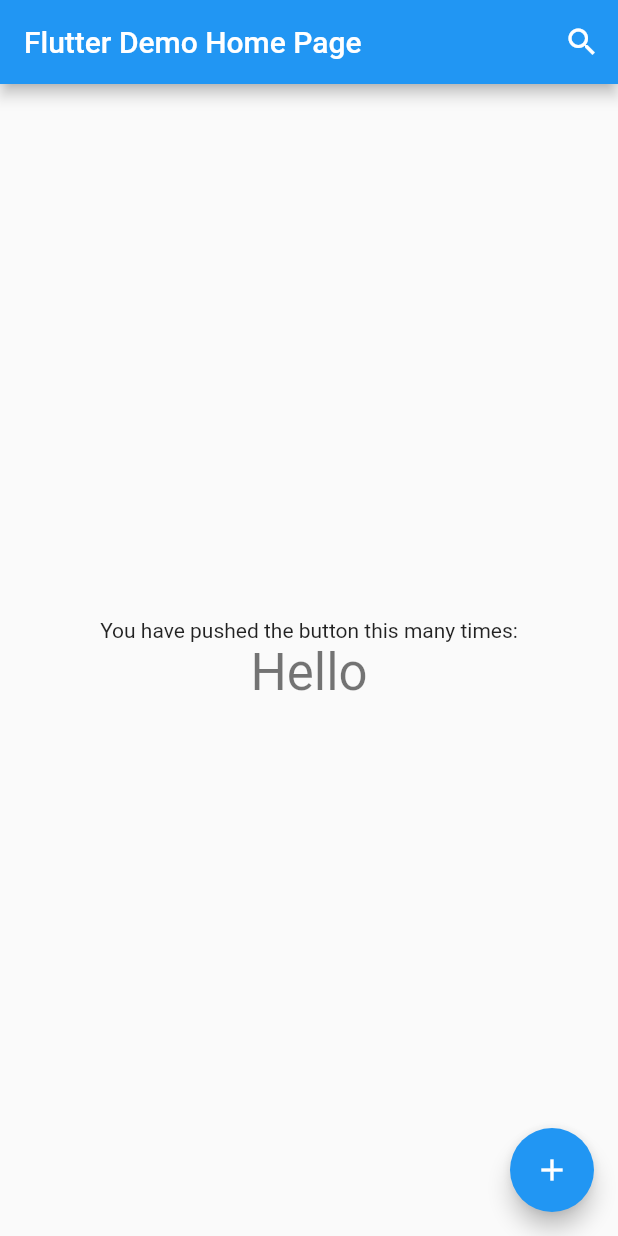
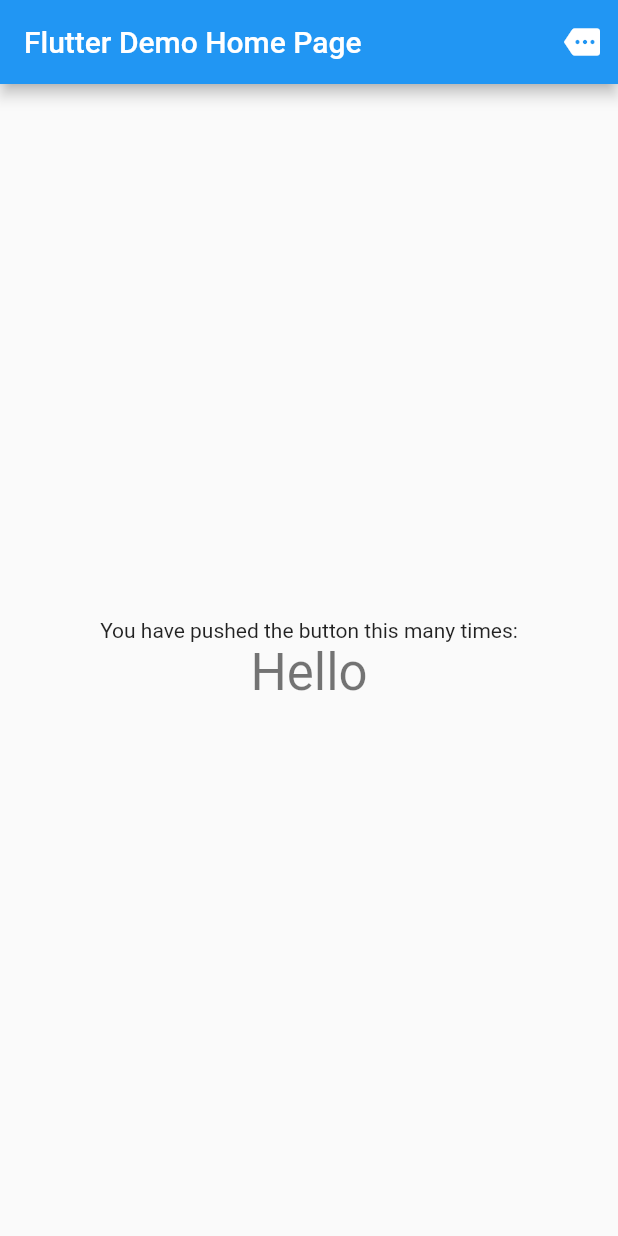
Before and after one commit to wxxedu/my_stackable_popup_menu, a Flutter app: the screen it shows after launch, on a phone screen of 412 x 824 dp. Run offline on Flutter 3.47's test engine with Material 2 defaults, Android fonts, the phone set to English and light mode, and no system bars; drawn by our look-alikes of flutter_platform_widgets; our stand-ins replace equatable, flutter_bloc, freezed_annotation, get_it, injectable; missing offline and left inert: measure_size.

Commit message:
mostly finished the app

```diff
--- a/example/lib/main.dart
+++ b/example/lib/main.dart
@@ -32,12 +32,6 @@ class MyHomePage extends StatefulWidget {
 }
 
 class _MyHomePageState extends State<MyHomePage> {
-  void pushNewWidget() {
-    myPush(
-      Text("Hi!"),
-    );
-  }
-
   @override
   Widget build(BuildContext context) {
     return MyPageWrapper(
@@ -47,10 +41,31 @@ class _MyHomePageState extends State<MyHomePage> {
           actions: [
             MyPopupIconButton(
               icon: const Icon(
-                Icons.search,
+                Icons.more,
                 color: Colors.white,
               ),
-              menuContent: const Text("Hello!"),
+              menuContent: MyPopupIconButton(
+                icon: const Icon(
+                  Icons.more,
+                  color: Colors.black,
+                ),
+                menuContent: MyPopupIconButton(
+                  icon: const Icon(
+                    Icons.more,
+                    color: Colors.black,
+                  ),
+                  menuContent: MyPopupIconButton(
+                    icon: const Icon(
+                      Icons.more,
+                      color: Colors.black,
+                    ),
+                    menuContent: const Text("Hello!"),
+                    isSelected: true,
+                  ),
+                  isSelected: true,
+                ),
+                isSelected: true,
+              ),
               isSelected: true,
             )
           ],
@@ -69,11 +84,6 @@ class _MyHomePageState extends State<MyHomePage> {
             ],
           ),
         ),
-        floatingActionButton: FloatingActionButton(
-          onPressed: pushNewWidget,
-          tooltip: 'Increment',
-          child: const Icon(Icons.add),
-        ),
       ),
     );
   }
--- a/lib/src/popup_bloc/popup_event.dart
+++ b/lib/src/popup_bloc/popup_event.dart
@@ -4,13 +4,12 @@ part of "popup_bloc.dart";
 class PopupEvent with _$PopupEvent {
   /// Pushes the given [widget] on to the stack, but set it to not visible.
   const factory PopupEvent.requestSize({
-    required Widget widget,
-    ValueChanged<Size>? sizeHandler,
+    required MyPopupMenu widget,
   }) = PopupEventRequestSize;
 
   /// Pushes the given [widget] on to the stack.
   const factory PopupEvent.push({
-    required Widget widget,
+    required MyPopupMenu widget,
   }) = PopupEventPush;
 
   /// Pops the top [Widget] from the stack.
@@ -18,13 +17,6 @@ class PopupEvent with _$PopupEvent {
 
   /// Replaces the top [Widget] on the stack with the given [widget].
   const factory PopupEvent.replace({
-    required Widget widget,
+    required MyPopupMenu widget,
   }) = PopupEventReplace;
-
-  /// Pushes a widget whose position needs to be determined by its size.
-  const factory PopupEvent.pushPositioned({
-    required Widget widget,
-    required Offset Function(Size) getPosition,
-    Widget Function(Size)? getChild,
-  }) = PopupEventPushPositioned;
 }
--- a/lib/src/popup_bloc/popup_state.dart
+++ b/lib/src/popup_bloc/popup_state.dart
@@ -3,7 +3,8 @@ part of "popup_bloc.dart";
 @freezed
 class PopupState with _$PopupState {
   const factory PopupState({
-    required List<Widget> stack,
+    required List<MyPopupMenu> stack,
+    required bool isDismissing,
   }) = _PopupState;
 }
 
@@ -12,6 +13,7 @@ extension PopupStateX on PopupState {
   static PopupState initial() {
     return const PopupState(
       stack: [],
+      isDismissing: false,
     );
   }
 
@@ -27,7 +29,10 @@ extension PopupStateX on PopupState {
   }
 
   /// Pushes the given [widget] on the stack.
-  PopupState push(Widget widget) {
+  PopupState push(MyPopupMenu widget) {
     return copyWith(stack: stack.toList()..add(widget));
   }
+
+  /// Returns the top [Widget] from the stack, if stack is not empty, else returns nil.
+  MyPopupMenu? get top => stack.isEmpty ? null : stack.last;
 }
--- a/lib/src/widgets/my_popup_layer.dart
+++ b/lib/src/widgets/my_popup_layer.dart
@@ -10,16 +10,7 @@ class MyPopupLayer extends StatelessWidget {
     return BlocBuilder<PopupBloc, PopupState>(
       builder: (context, state) {
         return Stack(
-          children: [
-            ...state.stack,
-            if (!state.isEmpty)
-              GestureDetector(
-                behavior: HitTestBehavior.opaque,
-                onTap: () {
-                  context.read<PopupBloc>().add(const PopupEvent.pop());
-                },
-              ),
-          ],
+          children: state.stack,
         );
       },
     );
--- a/pubspec.yaml
+++ b/pubspec.yaml
@@ -1,7 +1,7 @@
 name: my_stackable_popup_menu
-description: A new Flutter package project.
-version: 0.0.1
-homepage: null
+description: Popup Menu
+version: 0.0.2
+homepage: https://github.com/wxxedu/my_stackable_popup_menu
 
 environment:
   sdk: ">=2.17.1 <3.0.0"
```
Also changed, not shown: lib/src/popup_bloc/popup_bloc.dart (+3 -43 lines), lib/src/utils/push_positioned.dart (+9 -17 lines), lib/src/widgets/popup_menu/my_popup_icon_button.dart (+38 -56 lines), lib/src/widgets/popup_menu/my_popup_menu.dart (added, +155 -0 lines), example/pubspec.lock, lib/src/popup_bloc/popup_bloc.freezed.dart.
